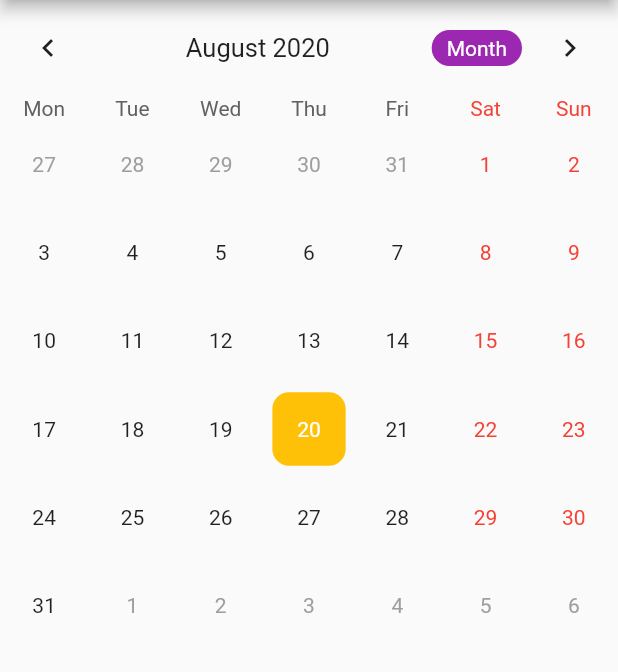
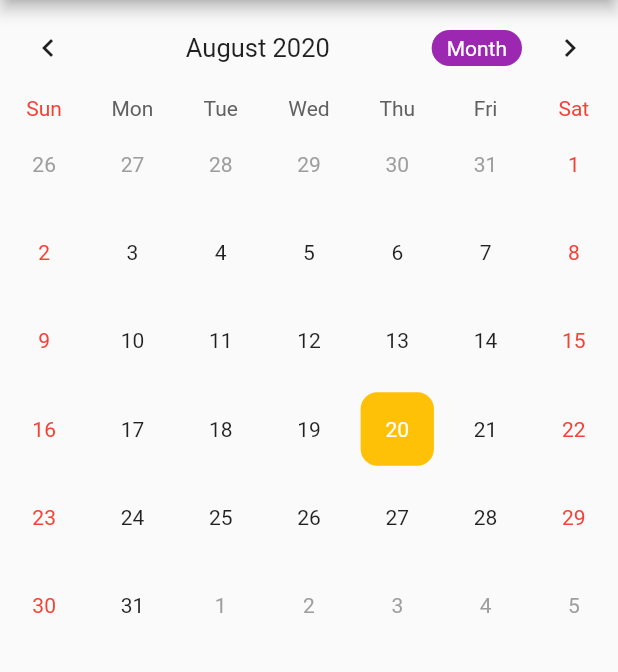
Before and after one commit to jestineflores/J-Cal4, a Flutter app: the screen it shows once a user with an empty profile is signed in, on a phone screen of 412 x 824 dp, the part 84-756 px from its top. Run offline on Flutter 3.47's test engine with Material 2 defaults, Android fonts, the phone set to English and light mode, and no system bars; drawn by our look-alikes of table_calendar; our stand-ins replace firebase_auth; missing offline and left inert: firebase_helpers; accounts and stored records are empty.

Commit message:
Final Styling

```diff
--- a/lib/main.dart
+++ b/lib/main.dart
@@ -141,12 +141,12 @@ class _HomeState extends State<Home> {
                         centerHeaderTitle: true,
                         formatButtonDecoration: BoxDecoration(
                           color: Colors.purple,
-                          borderRadius: BorderRadius.circular(20.0),
+                          borderRadius: BorderRadius.circular(17),
                         ),
                         formatButtonTextStyle: TextStyle(color: Colors.white),
                         formatButtonShowsNext: false,
                       ),
-                      startingDayOfWeek: StartingDayOfWeek.monday,
+                      startingDayOfWeek: StartingDayOfWeek.sunday,
                       onDaySelected: (date, events) {
                         setState(() {
                           _selectedEvents = events;
```
